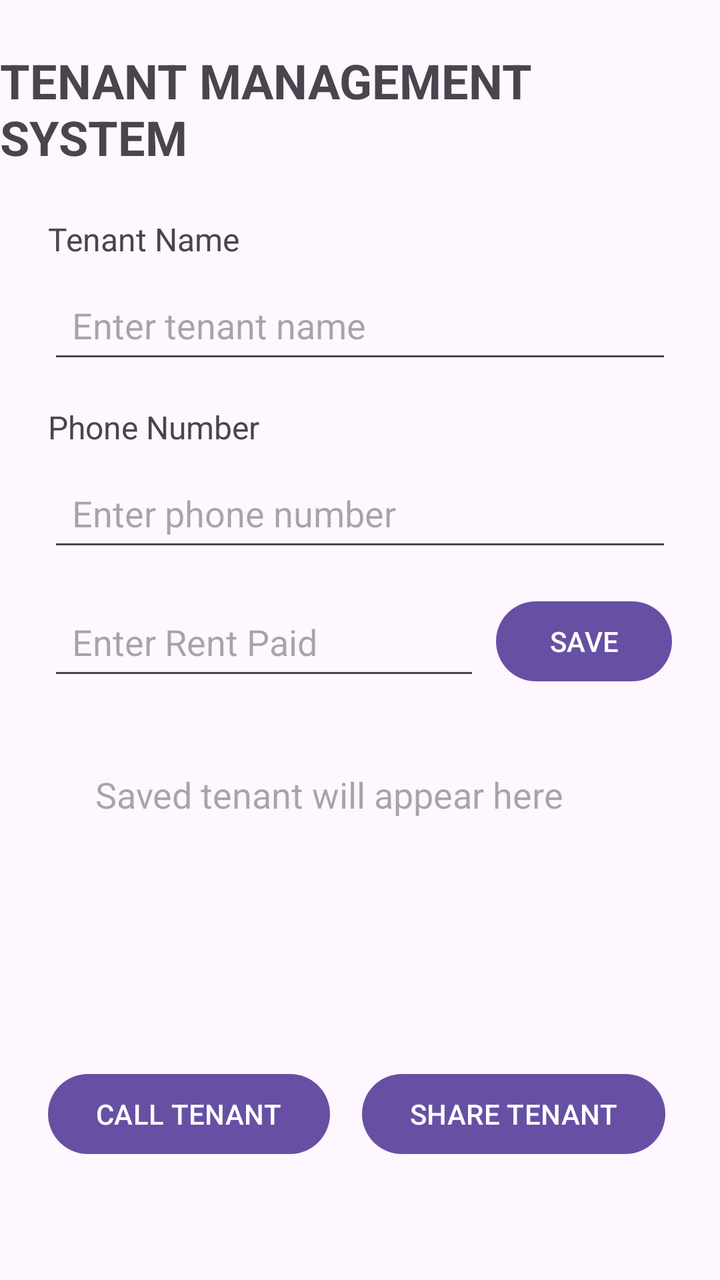
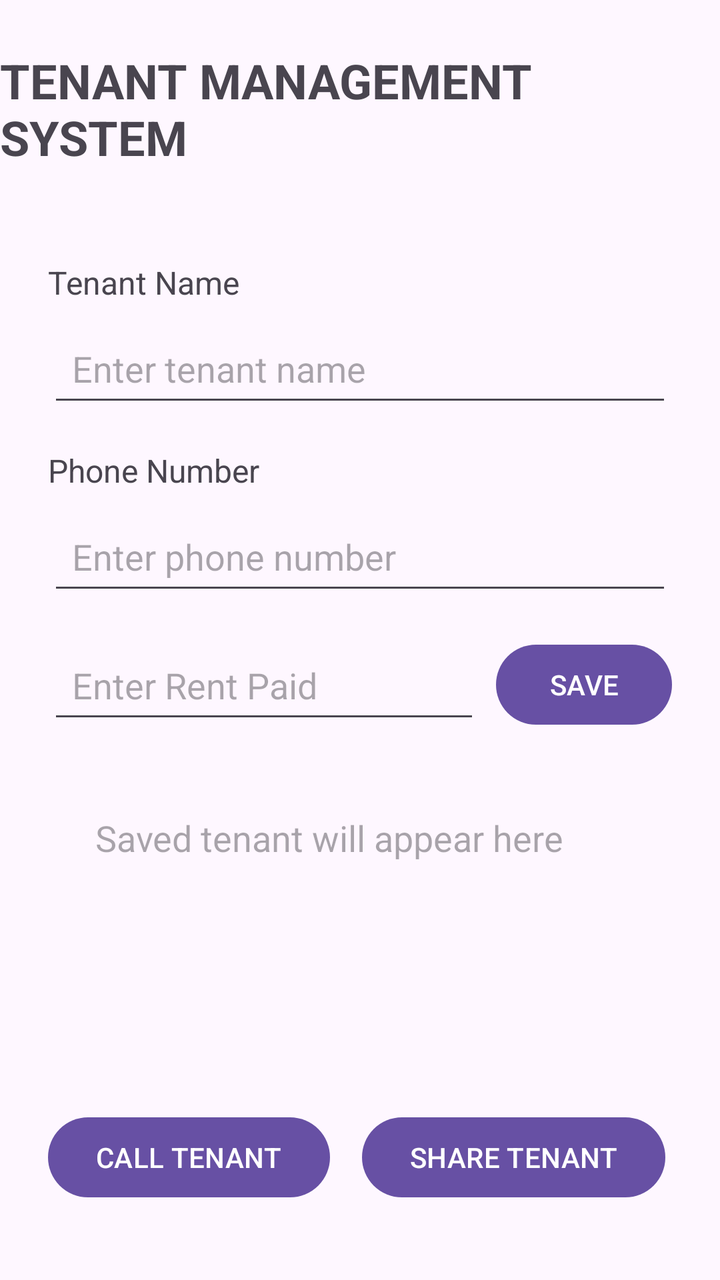

Before-and-after screenshots of an Android layout around one commit, followed by the original layout XML and the change that was made.
<!-- AndroidManifest.xml: application theme Theme.TenantManagementSystem -->
<!-- res/layout/activity_main.xml -->
<?xml version="1.0" encoding="utf-8"?>
<layout xmlns:android="http://schemas.android.com/apk/res/android"
    xmlns:app="http://schemas.android.com/apk/res-auto"
    xmlns:tools="http://schemas.android.com/tools">

    <data>
        
        <variable
            name="tenant"
            type="com.example.tenantmanagementsystem.Tenant" />
    </data>

    <androidx.constraintlayout.widget.ConstraintLayout
        android:layout_width="match_parent"
        android:layout_height="match_parent"
        tools:context=".MainActivity">

        <TextView
            android:id="@+id/titleTextView"
            android:layout_width="wrap_content"
            android:layout_height="wrap_content"
            android:text="@string/title_tenant_management_system"
            android:textSize="24sp"
            android:textStyle="bold"
            android:layout_marginTop="24dp"
            app:layout_constraintTop_toTopOf="parent"
            app:layout_constraintStart_toStartOf="parent"
            app:layout_constraintEnd_toEndOf="parent" />

        <TextView
            android:id="@+id/tenantNameLabel"
            android:layout_width="wrap_content"
            android:layout_height="wrap_content"
            android:text="@string/label_tenant_name"
            android:textSize="16sp"
            android:layout_marginTop="24dp"
            android:layout_marginStart="24dp"
            app:layout_constraintTop_toBottomOf="@id/titleTextView"
            app:layout_constraintStart_toStartOf="parent" />

        <EditText
            android:id="@+id/tenantNameEditText"
            android:layout_width="0dp"
            android:layout_height="wrap_content"
            android:autofillHints="name"
            android:hint="@string/hint_enter_tenant_name"
            android:inputType="textPersonName"
            android:minHeight="48dp"
            android:padding="12dp"
            android:layout_marginTop="8dp"
            android:layout_marginStart="24dp"
            android:layout_marginEnd="24dp"
            app:layout_constraintTop_toBottomOf="@id/tenantNameLabel"
            app:layout_constraintStart_toStartOf="parent"
            app:layout_constraintEnd_toEndOf="parent" />

        <TextView
            android:id="@+id/phoneLabel"
            android:layout_width="wrap_content"
            android:layout_height="wrap_content"
            android:text="@string/label_phone_number"
            android:textSize="16sp"
            android:layout_marginTop="16dp"
            android:layout_marginStart="24dp"
            app:layout_constraintTop_toBottomOf="@id/tenantNameEditText"
            app:layout_constraintStart_toStartOf="parent" />

        <EditText
            android:id="@+id/phoneEditText"
            android:layout_width="0dp"
            android:layout_height="wrap_content"
            android:autofillHints="phone"
            android:hint="@string/hint_enter_phone_number"
            android:inputType="phone"
            android:minHeight="48dp"
            android:padding="12dp"
            android:layout_marginTop="8dp"
            android:layout_marginStart="24dp"
            android:layout_marginEnd="24dp"
            app:layout_constraintTop_toBottomOf="@id/phoneLabel"
            app:layout_constraintStart_toStartOf="parent"
            app:layout_constraintEnd_toEndOf="parent" />

        <EditText
            android:id="@+id/rentEditText"
            android:layout_width="0dp"
            android:layout_height="wrap_content"
            android:autofillHints=""
            android:hint="@string/hint_enter_rent_paid"
            android:inputType="numberDecimal"
            android:minHeight="48dp"
            android:padding="12dp"
            android:layout_marginStart="24dp"
            android:layout_marginTop="16dp"
            android:layout_marginEnd="8dp"
            app:layout_constraintTop_toBottomOf="@id/phoneEditText"
            app:layout_constraintStart_toStartOf="parent"
            app:layout_constraintEnd_toStartOf="@id/saveButton" />

        <Button
            android:id="@+id/saveButton"
            android:layout_width="wrap_content"
            android:layout_height="wrap_content"
            android:text="@string/button_save"
            android:layout_marginEnd="24dp"
            app:layout_constraintTop_toTopOf="@id/rentEditText"
            app:layout_constraintEnd_toEndOf="parent" />

        <TextView
            android:id="@+id/tenantResultTextView"
            android:layout_width="297dp"
            android:layout_height="148dp"
            android:layout_margin="24dp"
            android:hint="@string/hint_saved_tenant_appear_here"
            android:padding="16dp"
            android:text="@{tenant.summary()}"
            android:textSize="18sp"
            app:layout_constraintEnd_toEndOf="parent"
            app:layout_constraintStart_toStartOf="parent"
            app:layout_constraintTop_toBottomOf="@id/rentEditText" />

        <Button
            android:id="@+id/callButton"
            android:layout_width="wrap_content"
            android:layout_height="wrap_content"
            android:text="@string/button_call_tenant"
            android:layout_marginStart="24dp"
            android:layout_marginTop="16dp"
            app:layout_constraintTop_toBottomOf="@id/tenantResultTextView"
            app:layout_constraintStart_toStartOf="parent" />

        <Button
            android:id="@+id/shareButton"
            android:layout_width="wrap_content"
            android:layout_height="wrap_content"
            android:text="@string/button_share_tenant"
            android:layout_marginStart="16dp"
            app:layout_constraintTop_toTopOf="@id/callButton"
            app:layout_constraintStart_toEndOf="@id/callButton" />

    </androidx.constraintlayout.widget.ConstraintLayout>
</layout>
<!-- resources referenced by this layout -->
<resources>
  <string name="button_call_tenant">CALL TENANT</string>
  <string name="button_save">SAVE</string>
  <string name="button_share_tenant">SHARE TENANT</string>
  <string name="hint_enter_phone_number">Enter phone number</string>
  <string name="hint_enter_rent_paid">Enter Rent Paid</string>
  <string name="hint_enter_tenant_name">Enter tenant name</string>
  <string name="hint_saved_tenant_appear_here">Saved tenant will appear here</string>
  <string name="label_phone_number">Phone Number</string>
  <string name="label_tenant_name">Tenant Name</string>
  <string name="title_tenant_management_system">TENANT MANAGEMENT SYSTEM</string>
  <style name="Theme.TenantManagementSystem" parent="Base.Theme.TenantManagementSystem" />
  <style name="Base.Theme.TenantManagementSystem" parent="Theme.Material3.DayNight.NoActionBar">
          
          
      </style>
</resources>

<!-- the commit's change to res/layout/activity_main.xml (unified diff, before → after) -->
@@ -28,14 +28,26 @@
             app:layout_constraintEnd_toEndOf="parent" />
 
         <TextView
+            android:id="@+id/welcomeTextView"
+            android:layout_width="wrap_content"
+            android:layout_height="wrap_content"
+            android:textSize="16sp"
+            android:textColor="#1F4E79"
+            android:textStyle="italic"
+            android:layout_marginTop="8dp"
+            app:layout_constraintTop_toBottomOf="@id/titleTextView"
+            app:layout_constraintStart_toStartOf="parent"
+            app:layout_constraintEnd_toEndOf="parent" />
+
+        <TextView
             android:id="@+id/tenantNameLabel"
             android:layout_width="wrap_content"
             android:layout_height="wrap_content"
             android:text="@string/label_tenant_name"
             android:textSize="16sp"
-            android:layout_marginTop="24dp"
+            android:layout_marginTop="16dp"
             android:layout_marginStart="24dp"
-            app:layout_constraintTop_toBottomOf="@id/titleTextView"
+            app:layout_constraintTop_toBottomOf="@id/welcomeTextView"
             app:layout_constraintStart_toStartOf="parent" />
 
         <EditText
